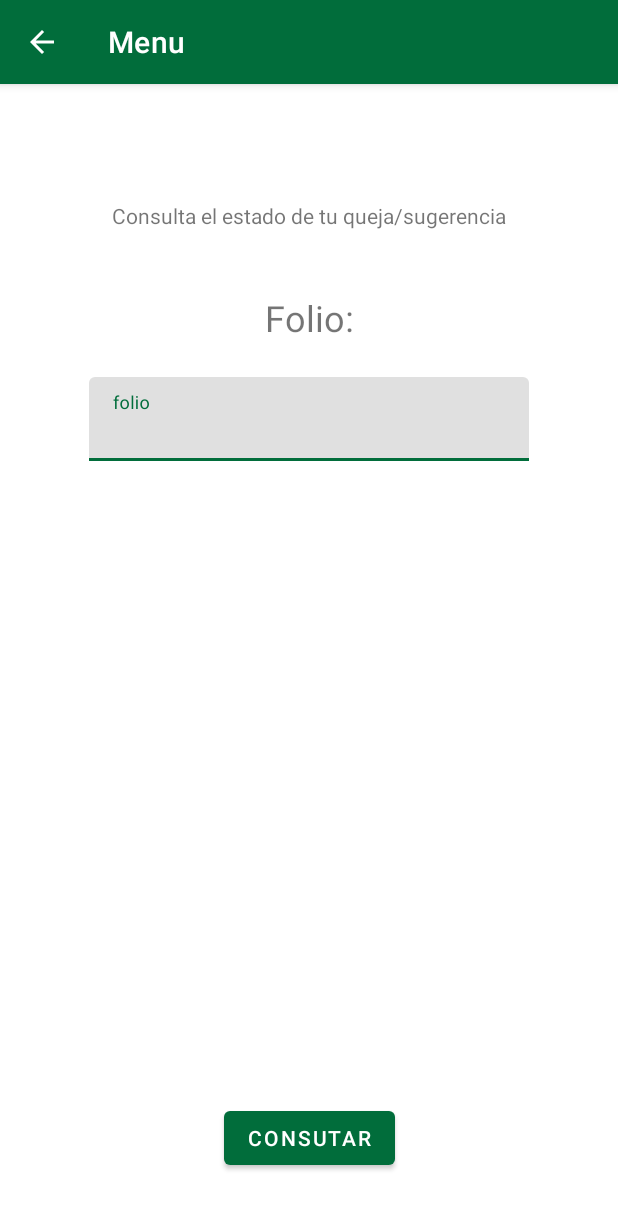
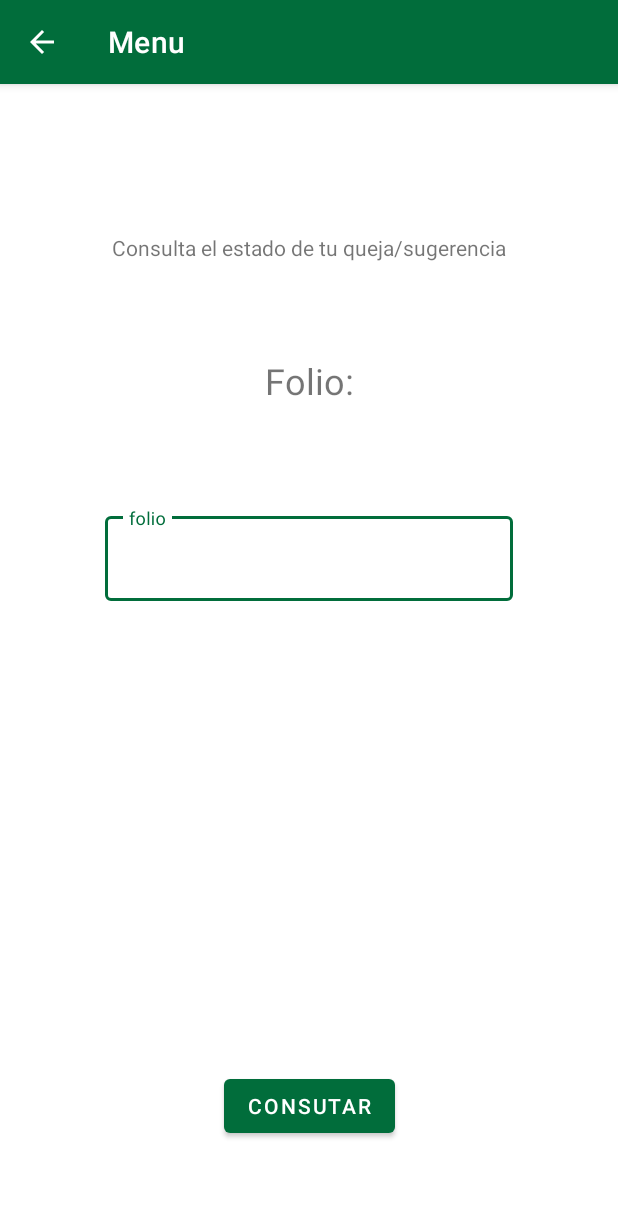
Before and after one commit to susanamb/BuzonMejora_FCA, an Android app: the ActivityMenu1 screen opened directly, with no data from a screen before it, on a phone screen of 412 x 824 dp. Shown: the top 1209 px of the screen. Run offline under Robolectric (Android 15) with nearby library versions, the phone set to English and light mode, and no system bars.

Commit message:
modificaciones a interfaz

```diff
--- a/app/src/main/res/layout/activity_login.xml
+++ b/app/src/main/res/layout/activity_login.xml
@@ -92,8 +92,8 @@
 
     <TextView
         android:id="@+id/textView2"
-        android:layout_width="144dp"
-        android:layout_height="36dp"
+        android:layout_width="173dp"
+        android:layout_height="40dp"
         android:layout_marginTop="24dp"
         android:text="Iniciar sesion"
         android:textAppearance="@style/TextAppearance.AppCompat.Body1"
--- a/app/src/main/res/layout/activity_menu1.xml
+++ b/app/src/main/res/layout/activity_menu1.xml
@@ -20,13 +20,15 @@
 
     <com.google.android.material.textfield.TextInputLayout
         android:id="@+id/textInputLayout2"
-        android:layout_width="0dp"
-        android:layout_height="0dp"
-        android:layout_marginStart="59dp"
-        android:layout_marginLeft="59dp"
-        android:layout_marginEnd="59dp"
-        android:layout_marginRight="59dp"
-        android:layout_marginBottom="121dp"
+
+        style="@style/Widget.MaterialComponents.TextInputLayout.OutlinedBox"
+        android:layout_width="match_parent"
+        android:layout_height="wrap_content"
+        android:layout_marginStart="70dp"
+        android:layout_marginLeft="70dp"
+        android:layout_marginTop="24dp"
+        android:layout_marginEnd="70dp"
+        android:layout_marginRight="70dp"
         app:layout_constraintBottom_toTopOf="@+id/textView9"
         app:layout_constraintEnd_toEndOf="parent"
         app:layout_constraintStart_toStartOf="parent"
```
